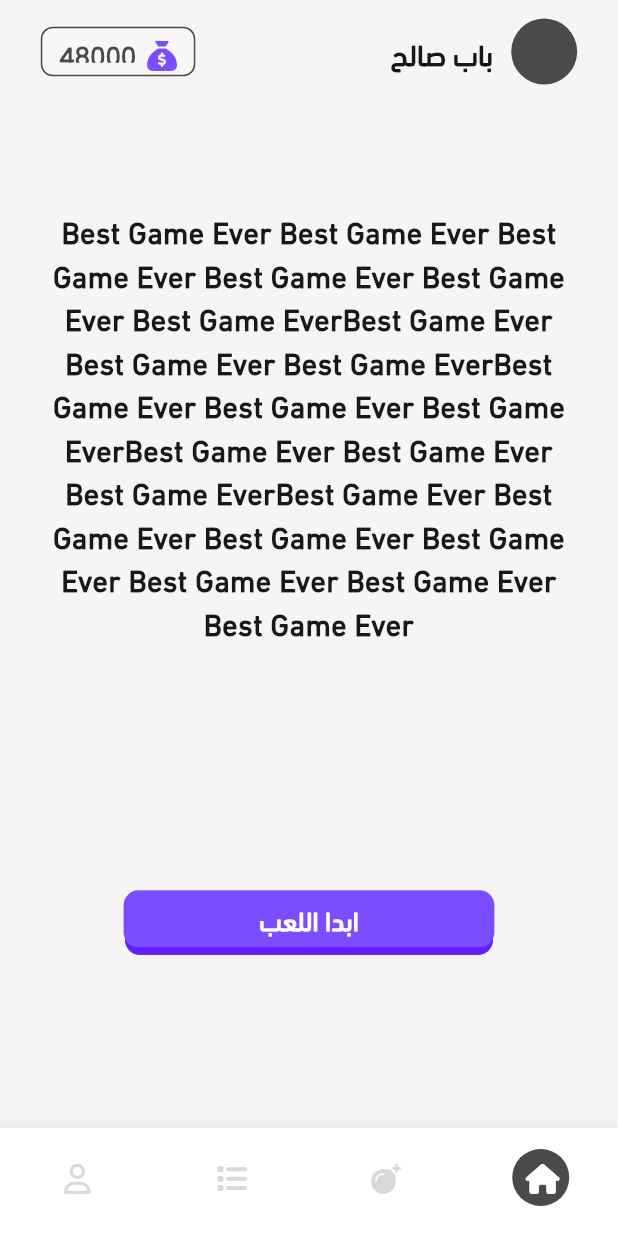
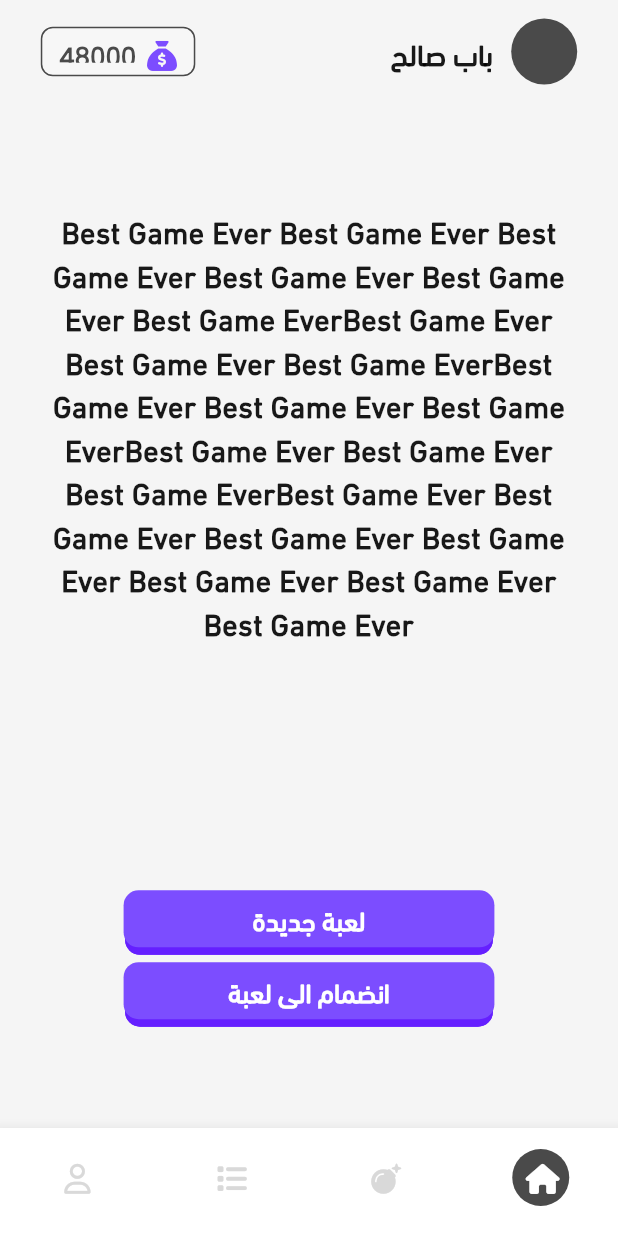
Before and after one commit to babasahi/rim_chess, a Flutter app: the screen it shows after launch, on a phone screen of 412 x 824 dp. Run offline on Flutter 3.47's test engine with Material 3 defaults, Android fonts, the phone set to English and light mode, and no system bars; our stand-ins replace cached_network_image, equatable, flutter_animate, flutter_svg, font_awesome_flutter, just_audio and 2 more; accounts and stored records are empty.

Commit message:
changes added

```diff
--- a/lib/views/screens/home_screen.dart
+++ b/lib/views/screens/home_screen.dart
@@ -1,6 +1,7 @@
 import 'package:flutter/material.dart';
 import 'package:font_awesome_flutter/font_awesome_flutter.dart';
 import 'package:rim_chess/constants.dart';
+import 'package:rim_chess/views/screens/game_code_screen.dart';
 import 'package:rim_chess/views/screens/game_screen.dart';
 
 class HomeScreen extends StatelessWidget {
@@ -103,7 +104,48 @@ class HomeScreen extends StatelessWidget {
                     width: MediaQuery.of(context).size.width * 0.6,
                     child: const Center(
                       child: Text(
-                        'ابدا اللعب',
+                        'لعبة جديدة',
+                        style: TextStyle(
+                          color: Colors.white,
+                          fontSize: 18,
+                          fontFamily: 'DINNext',
+                          fontWeight: FontWeight.bold,
+                        ),
+                      ),
+                    ),
+                  ),
+                ),
+                SizedBox(height: screenHeight(context) * 0.012),
+                GestureDetector(
+                  onTap: () {
+                    Navigator.push(
+                      context,
+                      MaterialPageRoute(
+                        builder: (context) => const GameCodeScreen(),
+                      ),
+                    );
+                  },
+                  child: Container(
+                    decoration: BoxDecoration(
+                        color: Colors.deepPurpleAccent,
+                        borderRadius: BorderRadius.circular(10),
+                        boxShadow: [
+                          BoxShadow(
+                            color: Colors.deepPurpleAccent.shade400,
+                            offset: const Offset(0, 6),
+                            spreadRadius: BorderSide.strokeAlignInside,
+                          ),
+                          BoxShadow(
+                            color: Colors.deepPurpleAccent.shade400,
+                            offset: const Offset(0, 6),
+                            spreadRadius: BorderSide.strokeAlignInside,
+                          )
+                        ]),
+                    height: 38,
+                    width: MediaQuery.of(context).size.width * 0.6,
+                    child: const Center(
+                      child: Text(
+                        'انضمام الى لعبة',
                         style: TextStyle(
                           color: Colors.white,
                           fontSize: 18,
```
Also changed, not shown: lib/views/screens/game_code_screen.dart (added, +35 -0 lines).
